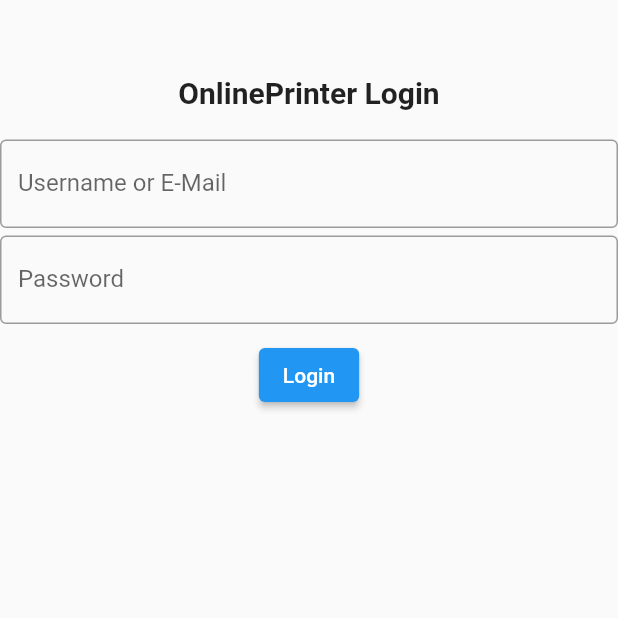
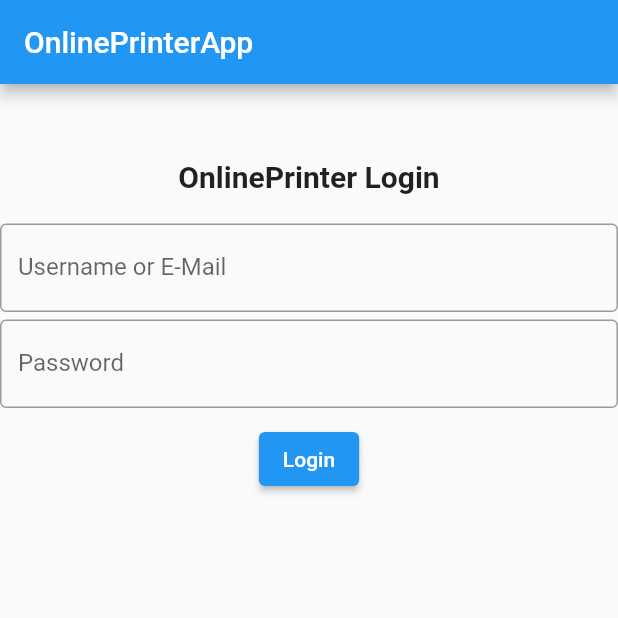
Before and after one commit to mytja/onlineprinterapp, a Flutter app: the screen it shows after launch, on a phone screen of 412 x 824 dp, the top half of it. Run offline on Flutter 3.47's test engine with Material 2 defaults, Android fonts, the phone set to English and light mode, and no system bars; our stand-ins replace fluttertoast, shared_preferences.

Commit message:
Improved login & added start dashboard with drawer

```diff
--- a/lib/login.dart
+++ b/lib/login.dart
@@ -1,6 +1,7 @@
 import 'dart:convert';
 
 import 'package:flutter/material.dart';
+import 'package:onlineprinterapp/dashboard.dart';
 import 'wrappers/preferences.dart';
 import 'package:http/http.dart' as http;
 import 'constants/constants.dart';
@@ -92,14 +93,15 @@ class LoginMain extends State<Login> {
               var jsonL = json.decode(snapdata);
               print(jsonL);
               if (jsonL["responseCode"] == 200) {
-                print("OK!");
-                /*
+                Text("Please wait, redirecting");
                 Navigator.push(
                   context,
-                  MaterialPageRoute(builder: (context) => SecondRoute()),
+                  MaterialPageRoute(
+                      builder: (context) => Dashboard(
+                            username: _usernameController.text,
+                          )),
                 );
-                */
-              } else {
+              } else if (jsonL["responseCode"] == 403) {
                 return AlertDialog(
                   title: Center(
                     child: Text('Oooops!'),
@@ -154,6 +156,61 @@ class LoginMain extends State<Login> {
                     ),
                   ),
                 );
+              } else if (jsonL["responseCode"] == 500) {
+                return AlertDialog(
+                  title: Center(
+                    child: Text('Oooops!'),
+                  ),
+                  content: SingleChildScrollView(
+                    child: ListBody(
+                      children: <Widget>[
+                        Center(
+                          child: Column(
+                            children: [
+                              Text(
+                                "500",
+                                style: TextStyle(
+                                    fontWeight: FontWeight.bold, fontSize: 30),
+                              ),
+                              Text(
+                                "Internal Server Error",
+                                style: TextStyle(
+                                    fontWeight: FontWeight.bold, fontSize: 15),
+                              ),
+                              Container(
+                                height: 20,
+                              ),
+                              Text(
+                                "🤔",
+                                style: TextStyle(
+                                    fontWeight: FontWeight.bold, fontSize: 30),
+                              ),
+                              Container(
+                                height: 20,
+                              ),
+                              Text(
+                                "Server had an internal error. Please try again",
+                                style: TextStyle(fontSize: 16),
+                              ),
+                              Container(
+                                height: 20,
+                              ),
+                              ElevatedButton(
+                                  child: Text('Return back to login screen'),
+                                  onPressed: () {
+                                    Navigator.push(
+                                      context,
+                                      MaterialPageRoute(
+                                          builder: (context) => Login()),
+                                    );
+                                  }),
+                            ],
+                          ),
+                        ),
+                      ],
+                    ),
+                  ),
+                );
               }
             }
           } else if (snapshot.hasError) {
@@ -186,6 +243,7 @@ class LoginMain extends State<Login> {
               body: Column(
                 children: children,
               ),
+              appBar: AppBar(title: Text("OnlinePrinterApp")),
             ),
           );
         },
--- a/pubspec.yaml
+++ b/pubspec.yaml
@@ -25,6 +25,7 @@ dependencies:
     sdk: flutter
   shared_preferences:
   http:
+  fluttertoast:
 
 
   # The following adds the Cupertino Icons font to your application.
```
Also changed, not shown: lib/dashboard.dart (+84 -0 lines), lib/old/error_login.dart (+21 -8 lines), pubspec.lock.
